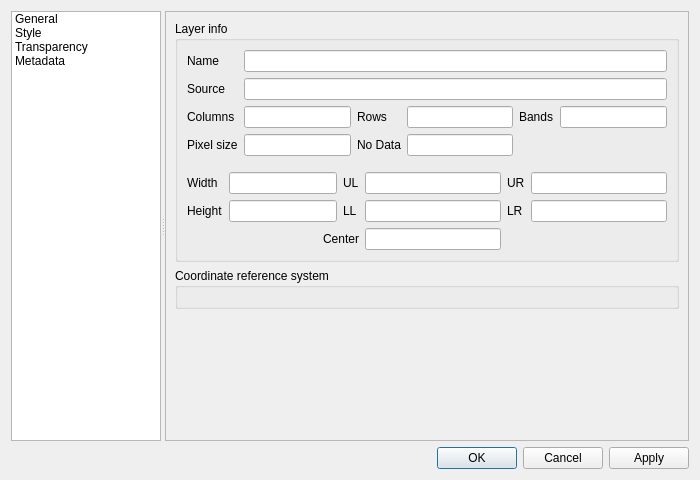
jakimowb/enmapbox_testmigration2, file enmapbox/gui/ui/rasterlayerpropertiesdialog.ui: the form before one commit.
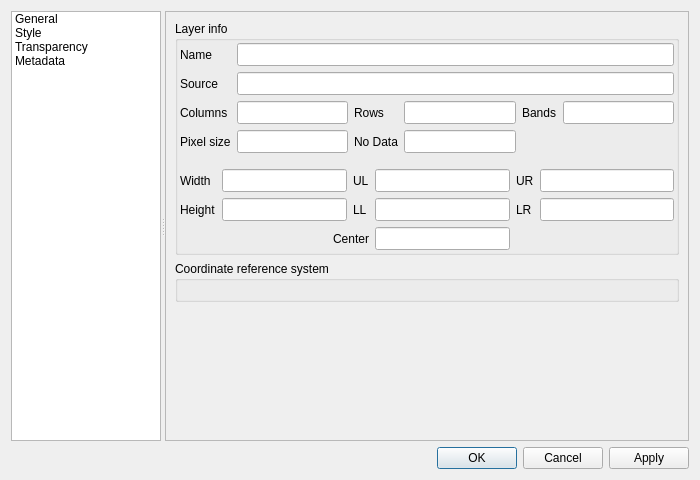
The form after the commit. The open tabs and pages were chosen to show the change. Icons and pictures are not drawn. Custom widgets are drawn as their Qt base class.

What changed in the file:
```diff
--- a/enmapbox/gui/ui/rasterlayerpropertiesdialog.ui
+++ b/enmapbox/gui/ui/rasterlayerpropertiesdialog.ui
@@ -170,8 +170,8 @@
                <rect>
                 <x>0</x>
                 <y>0</y>
-                <width>349</width>
-                <height>307</height>
+                <width>517</width>
+                <height>412</height>
                </rect>
               </property>
               <layout class="QVBoxLayout" name="verticalLayout_10">
@@ -184,6 +184,18 @@
                   <string notr="true">rastergeneral</string>
                  </property>
                  <layout class="QVBoxLayout" name="verticalLayout_11">
+                  <property name="leftMargin">
+                   <number>2</number>
+                  </property>
+                  <property name="topMargin">
+                   <number>2</number>
+                  </property>
+                  <property name="rightMargin">
+                   <number>2</number>
+                  </property>
+                  <property name="bottomMargin">
+                   <number>2</number>
+                  </property>
                   <item>
                    <layout class="QGridLayout" name="_4">
                     <item row="2" column="2">
@@ -201,6 +213,11 @@
                     </item>
                     <item row="2" column="3">
                      <widget class="QLineEdit" name="tb_rows">
+                      <property name="font">
+                       <font>
+                        <pointsize>10</pointsize>
+                       </font>
+                      </property>
                       <property name="readOnly">
                        <bool>true</bool>
                       </property>
@@ -208,6 +225,11 @@
                     </item>
                     <item row="2" column="1">
                      <widget class="QLineEdit" name="tb_columns">
+                      <property name="font">
+                       <font>
+                        <pointsize>10</pointsize>
+                       </font>
+                      </property>
                       <property name="readOnly">
                        <bool>true</bool>
                       </property>
@@ -255,13 +277,24 @@
                     </item>
                     <item row="1" column="1" colspan="5">
                      <widget class="QLineEdit" name="tb_layersource">
+                      <property name="font">
+                       <font>
+                        <pointsize>10</pointsize>
+                       </font>
+                      </property>
                       <property name="readOnly">
                        <bool>true</bool>
                       </property>
                      </widget>
                     </item>
                     <item row="0" column="1" colspan="5">
-                     <widget class="QLineEdit" name="tb_layername"/>
+                     <widget class="QLineEdit" name="tb_layername">
+                      <property name="font">
+                       <font>
+                        <pointsize>10</pointsize>
+                       </font>
+                      </property>
+                     </widget>
                     </item>
                     <item row="3" column="0">
                      <widget class="QLabel" name="lblColumns_2">
@@ -278,6 +311,11 @@
                     </item>
                     <item row="3" column="1">
                      <widget class="QLineEdit" name="tb_pixelsize">
+                      <property name="font">
+                       <font>
+                        <pointsize>10</pointsize>
+                       </font>
+                      </property>
                       <property name="readOnly">
                        <bool>true</bool>
                       </property>
@@ -298,6 +336,11 @@
                     </item>
                     <item row="3" column="3">
                      <widget class="QLineEdit" name="tb_nodata">
+                      <property name="font">
+                       <font>
+                        <pointsize>10</pointsize>
+                       </font>
+                      </property>
                       <property name="readOnly">
                        <bool>true</bool>
                       </property>
@@ -318,6 +361,11 @@
                     </item>
                     <item row="2" column="5">
                      <widget class="QLineEdit" name="tb_bands">
+                      <property name="font">
+                       <font>
+                        <pointsize>10</pointsize>
+                       </font>
+                      </property>
                       <property name="readOnly">
                        <bool>true</bool>
                       </property>
@@ -348,6 +396,11 @@
                         <verstretch>0</verstretch>
                        </sizepolicy>
                       </property>
+                      <property name="font">
+                       <font>
+                        <pointsize>10</pointsize>
+                       </font>
+                      </property>
                       <property name="readOnly">
                        <bool>true</bool>
                       </property>
@@ -361,6 +414,11 @@
                         <verstretch>0</verstretch>
                        </sizepolicy>
                       </property>
+                      <property name="font">
+                       <font>
+                        <pointsize>10</pointsize>
+                       </font>
+                      </property>
                       <property name="readOnly">
                        <bool>true</bool>
                       </property>
@@ -384,6 +442,11 @@
                         <verstretch>0</verstretch>
                        </sizepolicy>
                       </property>
+                      <property name="font">
+                       <font>
+                        <pointsize>10</pointsize>
+                       </font>
+                      </property>
                       <property name="toolTip">
                        <string>Upper-right coordinate</string>
                       </property>
@@ -400,6 +463,11 @@
                         <verstretch>0</verstretch>
                        </sizepolicy>
                       </property>
+                      <property name="font">
+                       <font>
+                        <pointsize>10</pointsize>
+                       </font>
+                      </property>
                       <property name="toolTip">
                        <string>Lower-right coordinate</string>
                       </property>
@@ -431,6 +499,11 @@
                     </item>
                     <item row="0" column="1">
                      <widget class="QLineEdit" name="tb_width">
+                      <property name="font">
+                       <font>
+                        <pointsize>10</pointsize>
+                       </font>
+                      </property>
                       <property name="readOnly">
                        <bool>true</bool>
                       </property>
@@ -445,6 +518,11 @@
                     </item>
                     <item row="1" column="1">
                      <widget class="QLineEdit" name="tb_height">
+                      <property name="font">
+                       <font>
+                        <pointsize>10</pointsize>
+                       </font>
+                      </property>
                       <property name="readOnly">
                        <bool>true</bool>
                       </property>
@@ -471,6 +549,11 @@
                         <verstretch>0</verstretch>
                        </sizepolicy>
                       </property>
+                      <property name="font">
+                       <font>
+                        <pointsize>10</pointsize>
+                       </font>
+                      </property>
                       <property name="readOnly">
                        <bool>true</bool>
                       </property>
```
Left out of the diff: 124 changed lines with no effect on the pictures.
